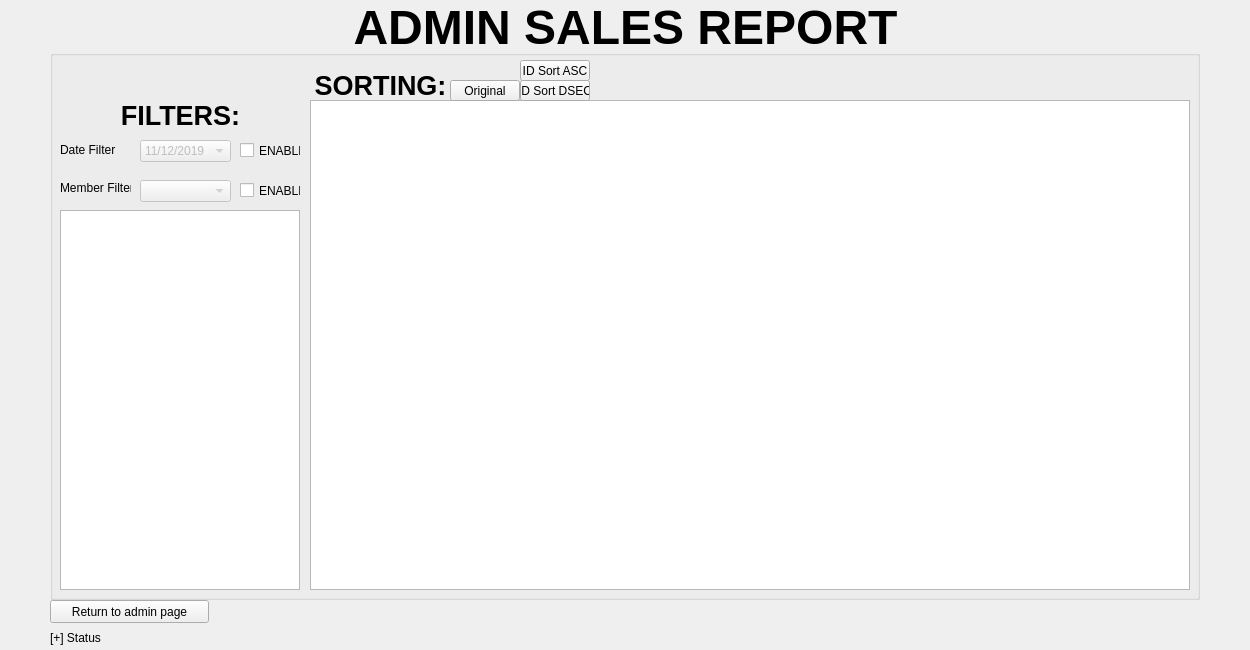
Before: the Qt Designer form Project2/admin_sales_report.ui in tdragon00/CS1C_Project_2, drawn with Qt 5.
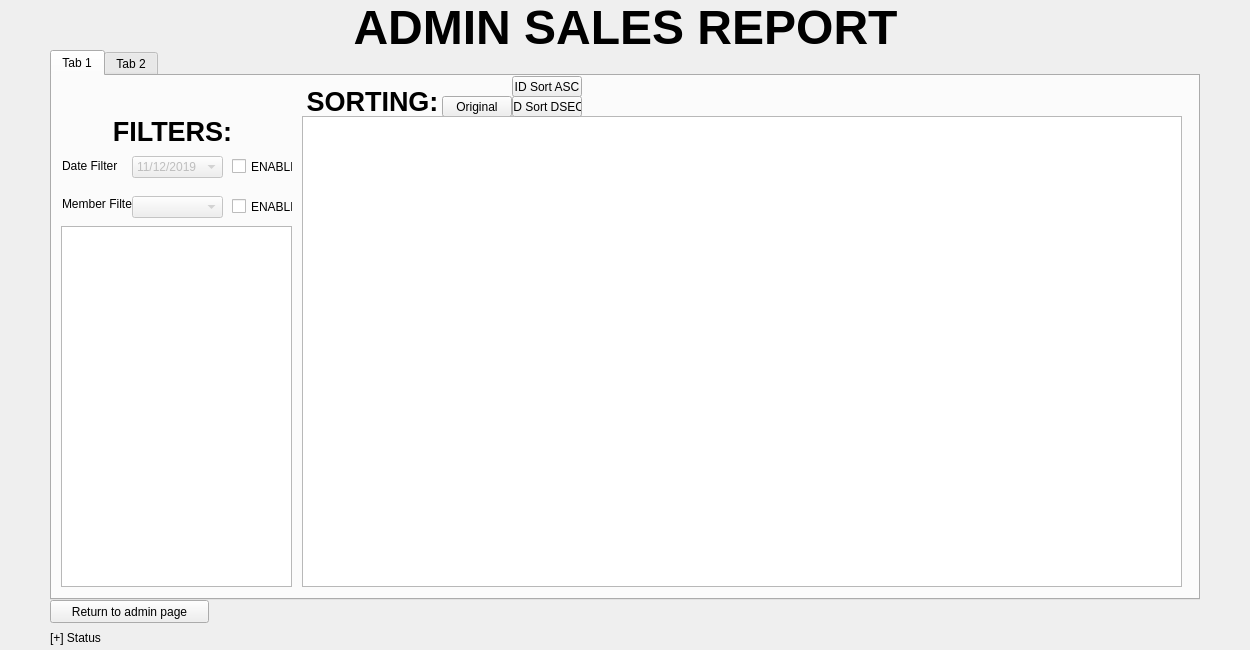
After: the same form once the commit is applied.

What changed in the file:
```diff
--- a/Project2/admin_sales_report.ui
+++ b/Project2/admin_sales_report.ui
@@ -13,7 +13,46 @@
   <property name="windowTitle">
    <string>Form</string>
   </property>
-  <widget class="QGroupBox" name="Selections">
+  <widget class="QLabel" name="label_5">
+   <property name="geometry">
+    <rect>
+     <x>0</x>
+     <y>0</y>
+     <width>1251</width>
+     <height>51</height>
+    </rect>
+   </property>
+   <property name="text">
+    <string>&lt;html&gt;&lt;head/&gt;&lt;body&gt;&lt;p align=&quot;center&quot;&gt;&lt;span style=&quot; font-size:36pt; font-weight:600;&quot;&gt;ADMIN SALES REPORT&lt;/span&gt;&lt;/p&gt;&lt;/body&gt;&lt;/html&gt;</string>
+   </property>
+  </widget>
+  <widget class="QPushButton" name="returnButton">
+   <property name="geometry">
+    <rect>
+     <x>50</x>
+     <y>600</y>
+     <width>159</width>
+     <height>23</height>
+    </rect>
+   </property>
+   <property name="text">
+    <string>Return to admin page</string>
+   </property>
+  </widget>
+  <widget class="QLabel" name="statusLine">
+   <property name="geometry">
+    <rect>
+     <x>50</x>
+     <y>630</y>
+     <width>141</width>
+     <height>16</height>
+    </rect>
+   </property>
+   <property name="text">
+    <string>[+] Status</string>
+   </property>
+  </widget>
+  <widget class="QTabWidget" name="tabWidget">
    <property name="geometry">
     <rect>
      <x>50</x>
@@ -22,20 +61,24 @@
      <height>550</height>
     </rect>
    </property>
-   <property name="title">
-    <string/>
+   <property name="currentIndex">
+    <number>0</number>
    </property>
-   <widget class="QTableView" name="salesRepTable">
+   <widget class="QWidget" name="tab">
+    <attribute name="title">
+     <string>Tab 1</string>
+    </attribute>
+    <widget class="QCheckBox" name="checkDateFilter">
     <property name="geometry">
      <rect>
-      <x>260</x>
-      <y>50</y>
-      <width>880</width>
-      <height>490</height>
-     </rect>
-    </property>
-    <property name="sortingEnabled">
-     <bool>true</bool>
+       <x>180</x>
+       <y>80</y>
+       <width>61</width>
+       <height>21</height>
+      </rect>
+     </property>
+     <property name="text">
+      <string>ENABLE</string>
     </property>
    </widget>
    <widget class="QComboBox" name="dateFilter">
@@ -44,8 +87,8 @@
     </property>
     <property name="geometry">
      <rect>
-      <x>90</x>
-      <y>90</y>
+       <x>80</x>
+       <y>80</y>
       <width>91</width>
       <height>22</height>
      </rect>
@@ -86,86 +129,60 @@
      </property>
     </item>
    </widget>
-   <widget class="QLabel" name="label">
+    <widget class="QPushButton" name="originalSort">
     <property name="geometry">
      <rect>
-      <x>10</x>
-      <y>90</y>
-      <width>71</width>
-      <height>20</height>
+       <x>390</x>
+       <y>20</y>
+       <width>70</width>
+       <height>21</height>
      </rect>
     </property>
     <property name="text">
-     <string>Date Filter</string>
-    </property>
-   </widget>
-   <widget class="QComboBox" name="memberFilter">
-    <property name="enabled">
-     <bool>false</bool>
-    </property>
+      <string>Original</string>
+     </property>
+    </widget>
+    <widget class="QLabel" name="label_4">
     <property name="geometry">
      <rect>
-      <x>90</x>
-      <y>130</y>
-      <width>91</width>
-      <height>22</height>
-     </rect>
-    </property>
-   </widget>
-   <widget class="QLabel" name="label_2">
-    <property name="geometry">
-     <rect>
-      <x>10</x>
-      <y>130</y>
-      <width>71</width>
-      <height>16</height>
-     </rect>
-    </property>
+       <x>250</x>
+       <y>10</y>
+       <width>141</width>
+       <height>31</height>
+      </rect>
+     </property>
     <property name="text">
-     <string>Member Filter</string>
+      <string>&lt;html&gt;&lt;head/&gt;&lt;body&gt;&lt;p align=&quot;center&quot;&gt;&lt;span style=&quot; font-size:20pt; font-weight:600;&quot;&gt;SORTING:&lt;/span&gt;&lt;/p&gt;&lt;/body&gt;&lt;/html&gt;</string>
     </property>
    </widget>
    <widget class="QTableView" name="memberTable">
     <property name="geometry">
      <rect>
-      <x>10</x>
-      <y>160</y>
-      <width>240</width>
-      <height>380</height>
+       <x>9</x>
+       <y>150</y>
+       <width>231</width>
+       <height>361</height>
      </rect>
     </property>
    </widget>
-   <widget class="QCheckBox" name="checkMemberFilter">
+    <widget class="QTableView" name="salesRepTable">
     <property name="geometry">
      <rect>
-      <x>190</x>
-      <y>130</y>
-      <width>61</width>
-      <height>21</height>
-     </rect>
-    </property>
-    <property name="text">
-     <string>ENABLE</string>
-    </property>
-   </widget>
-   <widget class="QCheckBox" name="checkDateFilter">
-    <property name="geometry">
-     <rect>
-      <x>190</x>
-      <y>90</y>
-      <width>61</width>
-      <height>21</height>
-     </rect>
-    </property>
-    <property name="text">
-     <string>ENABLE</string>
+       <x>250</x>
+       <y>40</y>
+       <width>880</width>
+       <height>471</height>
+      </rect>
+     </property>
+     <property name="sortingEnabled">
+      <bool>true</bool>
     </property>
    </widget>
    <widget class="QPushButton" name="idAscSort">
     <property name="geometry">
      <rect>
-      <x>470</x>
-      <y>10</y>
+       <x>460</x>
+       <y>0</y>
       <width>70</width>
       <height>21</height>
      </rect>
@@ -174,11 +191,24 @@
      <string>ID Sort ASC</string>
     </property>
    </widget>
+    <widget class="QCheckBox" name="checkMemberFilter">
+     <property name="geometry">
+      <rect>
+       <x>180</x>
+       <y>120</y>
+       <width>61</width>
+       <height>21</height>
+      </rect>
+     </property>
+     <property name="text">
+      <string>ENABLE</string>
+     </property>
+    </widget>
    <widget class="QPushButton" name="idDescSort">
     <property name="geometry">
      <rect>
-      <x>470</x>
-      <y>30</y>
+       <x>460</x>
+       <y>20</y>
       <width>70</width>
       <height>21</height>
      </rect>
@@ -187,24 +217,37 @@
      <string>ID Sort DSEC</string>
     </property>
    </widget>
-   <widget class="QPushButton" name="originalSort">
+    <widget class="QLabel" name="label">
     <property name="geometry">
      <rect>
-      <x>400</x>
-      <y>30</y>
-      <width>70</width>
-      <height>21</height>
+       <x>10</x>
+       <y>80</y>
+       <width>71</width>
+       <height>20</height>
      </rect>
     </property>
     <property name="text">
-     <string>Original</string>
+      <string>Date Filter</string>
+     </property>
+    </widget>
+    <widget class="QLabel" name="label_2">
+     <property name="geometry">
+      <rect>
+       <x>10</x>
+       <y>120</y>
+       <width>71</width>
+       <height>16</height>
+      </rect>
+     </property>
+     <property name="text">
+      <string>Member Filter</string>
     </property>
    </widget>
    <widget class="QLabel" name="label_3">
     <property name="geometry">
      <rect>
-      <x>10</x>
-      <y>50</y>
+       <x>0</x>
+       <y>40</y>
       <width>241</width>
       <height>31</height>
      </rect>
@@ -213,58 +256,25 @@
      <string>&lt;html&gt;&lt;head/&gt;&lt;body&gt;&lt;p align=&quot;center&quot;&gt;&lt;span style=&quot; font-size:20pt; font-weight:600;&quot;&gt;FILTERS:&lt;/span&gt;&lt;/p&gt;&lt;/body&gt;&lt;/html&gt;</string>
     </property>
    </widget>
-   <widget class="QLabel" name="label_4">
-    <property name="geometry">
-     <rect>
-      <x>260</x>
-      <y>20</y>
-      <width>141</width>
-      <height>31</height>
-     </rect>
-    </property>
-    <property name="text">
-     <string>&lt;html&gt;&lt;head/&gt;&lt;body&gt;&lt;p align=&quot;center&quot;&gt;&lt;span style=&quot; font-size:20pt; font-weight:600;&quot;&gt;SORTING:&lt;/span&gt;&lt;/p&gt;&lt;/body&gt;&lt;/html&gt;</string>
-    </property>
-   </widget>
-  </widget>
-  <widget class="QLabel" name="label_5">
+    <widget class="QComboBox" name="memberFilter">
+     <property name="enabled">
+      <bool>false</bool>
+     </property>
    <property name="geometry">
     <rect>
-     <x>0</x>
-     <y>0</y>
-     <width>1251</width>
-     <height>51</height>
-    </rect>
-   </property>
-   <property name="text">
-    <string>&lt;html&gt;&lt;head/&gt;&lt;body&gt;&lt;p align=&quot;center&quot;&gt;&lt;span style=&quot; font-size:36pt; font-weight:600;&quot;&gt;ADMIN SALES REPORT&lt;/span&gt;&lt;/p&gt;&lt;/body&gt;&lt;/html&gt;</string>
-   </property>
-  </widget>
-  <widget class="QPushButton" name="returnButton">
-   <property name="geometry">
-    <rect>
-     <x>50</x>
-     <y>600</y>
-     <width>159</width>
-     <height>23</height>
-    </rect>
-   </property>
-   <property name="text">
-    <string>Return to admin page</string>
-   </property>
-  </widget>
-  <widget class="QLabel" name="statusLine">
-   <property name="geometry">
-    <rect>
-     <x>50</x>
-     <y>630</y>
-     <width>141</width>
-     <height>16</height>
-    </rect>
-   </property>
-   <property name="text">
-    <string>[+] Status</string>
-   </property>
+       <x>80</x>
+       <y>120</y>
+       <width>91</width>
+       <height>22</height>
+      </rect>
+     </property>
+    </widget>
+   </widget>
+   <widget class="QWidget" name="tab_2">
+    <attribute name="title">
+     <string>Tab 2</string>
+    </attribute>
+   </widget>
   </widget>
  </widget>
  <resources/>
```
Lines whose indentation alone changed are shown as unchanged.
